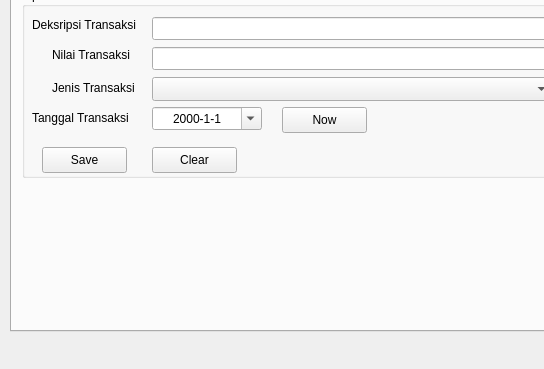
mekatronik-achmadi/hilmi-app, file test1/test1.ui: the form before one commit; both pictures show x 0 to 544 and y 88 to 457 of the 637 by 457 pixel window.
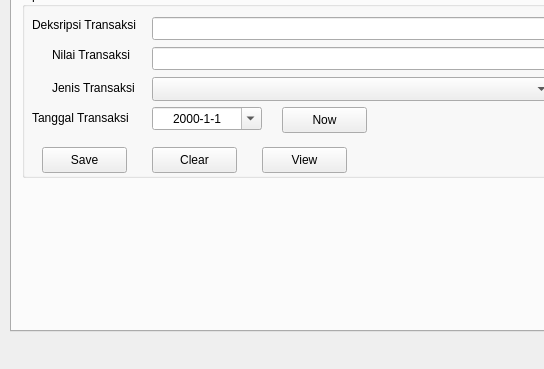
The form after the commit.

Commit message: bisa view

Patch:
```diff
--- a/test1/test1.ui
+++ b/test1/test1.ui
@@ -369,6 +369,19 @@
         <string>Now</string>
        </property>
       </widget>
+      <widget class="QPushButton" name="btnTrsView">
+       <property name="geometry">
+        <rect>
+         <x>240</x>
+         <y>160</y>
+         <width>85</width>
+         <height>26</height>
+        </rect>
+       </property>
+       <property name="text">
+        <string>View</string>
+       </property>
+      </widget>
      </widget>
     </widget>
    </widget>
```
The commit also changes 3 other files.
